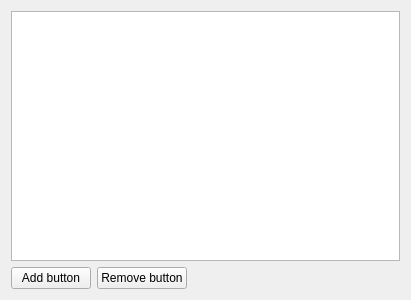
This is src/plugins/security/model/ui/ldapsearchlistwidget.ui in august-alt/gpui as Qt 5 draws it before an edit. The edited form follows.
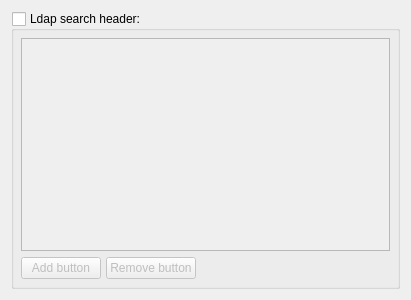
This is the edited form.

Commit message: feat: add group box to ldap search widget

```diff
--- a/src/plugins/security/model/ui/ldapsearchlistwidget.ui
+++ b/src/plugins/security/model/ui/ldapsearchlistwidget.ui
@@ -13,7 +13,40 @@
   <property name="windowTitle">
    <string>Form</string>
   </property>
+  <layout class="QGridLayout" name="gridLayout_2">
+   <item row="0" column="0">
+    <widget class="QGroupBox" name="groupBox">
+     <property name="title">
+      <string>Ldap search header:</string>
+     </property>
+     <property name="flat">
+      <bool>false</bool>
+     </property>
+     <property name="checkable">
+      <bool>true</bool>
+     </property>
+     <property name="checked">
+      <bool>false</bool>
+     </property>
   <layout class="QGridLayout" name="gridLayout">
+      <property name="leftMargin">
+       <number>7</number>
+      </property>
+      <property name="topMargin">
+       <number>7</number>
+      </property>
+      <property name="rightMargin">
+       <number>7</number>
+      </property>
+      <property name="bottomMargin">
+       <number>7</number>
+      </property>
+      <property name="horizontalSpacing">
+       <number>5</number>
+      </property>
+      <item row="0" column="0" colspan="3">
+       <widget class="QListWidget" name="listWidget"/>
+      </item>
    <item row="1" column="0">
     <widget class="QPushButton" name="addButton">
      <property name="text">
@@ -35,14 +68,14 @@
      </property>
      <property name="sizeHint" stdset="0">
       <size>
-       <width>40</width>
+          <width>190</width>
        <height>20</height>
       </size>
      </property>
     </spacer>
    </item>
-   <item row="0" column="0" colspan="3">
-    <widget class="QListWidget" name="listWidget"/>
+     </layout>
+    </widget>
    </item>
   </layout>
  </widget>
```
Lines whose indentation alone changed are shown as unchanged. The commit also changes 6 other files.
